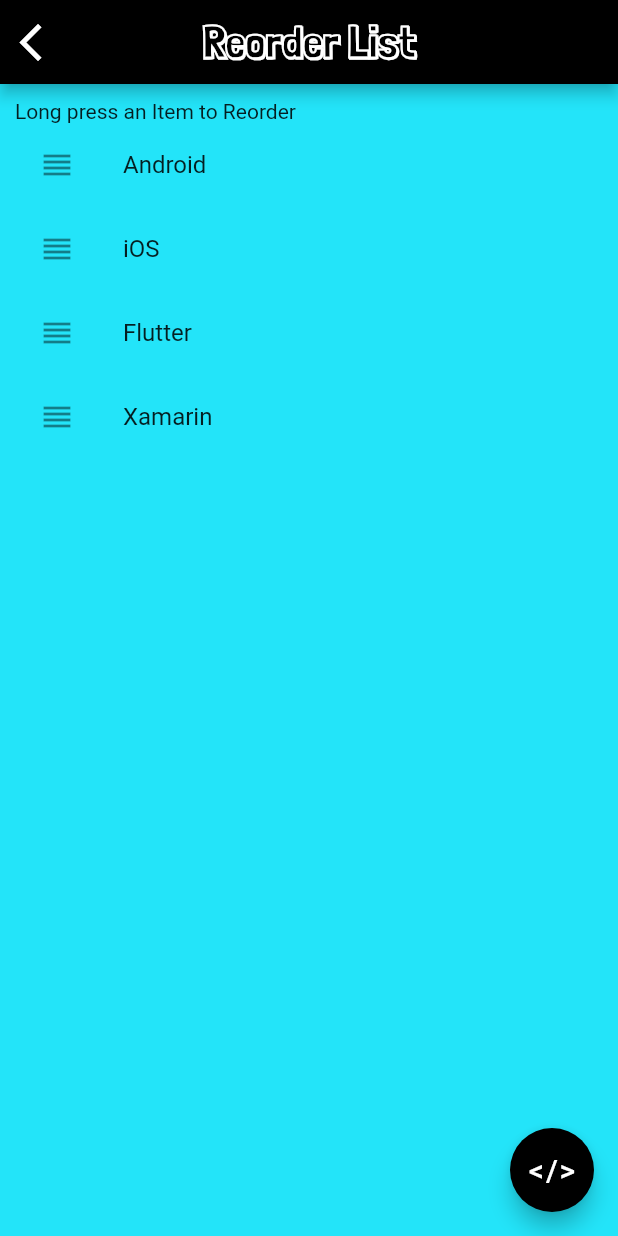
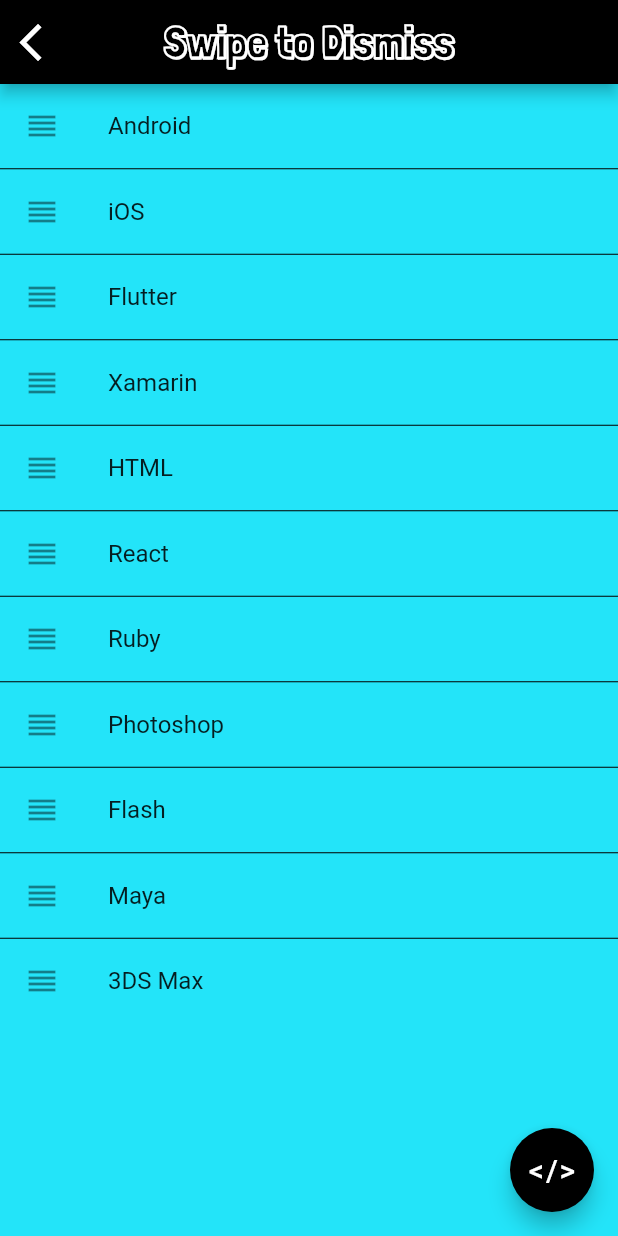
Before and after one commit to Sivaranjan89/FlutterGallery, a Flutter app: the PreviewSwipeDismiss screen opened directly, on a phone screen of 412 x 824 dp. Run offline on Flutter 3.47's test engine with Material 2 defaults, Android fonts, the phone set to English and light mode, and no system bars; our stand-ins replace webview_flutter.

```diff
--- a/lib/list/swipe_dismiss.dart
+++ b/lib/list/swipe_dismiss.dart
@@ -16,7 +16,7 @@ class PreviewSwipeDismiss extends StatefulWidget {
 
 class _State extends State<PreviewSwipeDismiss> {
 
-  var items = ['Android', 'iOS', 'Flutter', 'Xamarin'];
+  var items = ['Android', 'iOS', 'Flutter', 'Xamarin', 'HTML', 'React', 'Ruby', 'Photoshop', 'Flash', 'Maya', '3DS Max'];
 
   GlobalKey<ScaffoldState> scaffoldState = GlobalKey<ScaffoldState>();
 
@@ -30,34 +30,36 @@ class _State extends State<PreviewSwipeDismiss> {
     return Scaffold(
       key: scaffoldState,
       backgroundColor: ApplicationConstants.appBlue,
-      appBar: PreviewAppBar(appBar: AppBar(), title: 'Reorder List'),
+      appBar: PreviewAppBar(appBar: AppBar(), title: 'Swipe to Dismiss'),
       floatingActionButton: FloatingActionButton(
         backgroundColor: Colors.black, child: Text('</>', style: TextStyle(color: Colors.white, fontSize: 20)), onPressed: () {showCode();},
       ),
-      body: ReorderableListView(
-        padding: EdgeInsets.all(10),
-        scrollDirection: Axis.vertical,
-        header: Text('Long press an Item to Reorder'),
-        onReorder: (oldvalue, newvalue) {
-          setState(() {
-            if (newvalue > oldvalue) {
-              newvalue = newvalue - 1;
-            }
-
-            String item = items[oldvalue];
-            items.removeAt(oldvalue);
-            items.insert(newvalue, item);
-          });
-        },
-        children: List.generate(items.length, (index) {
-          return ListTile(title: Text(items[index]), leading: Icon(Icons.reorder), key: ValueKey(index));
-        }),
-      ),
+      body: ListView.separated(
+          itemCount: items.length,
+          separatorBuilder: (context, index) {
+            return Divider(color: Colors.black, height: 1);
+          },
+          itemBuilder: (context, index) {
+            return Dismissible(
+              key: ValueKey(index),
+              child: ListTile(title: Text(items[index]), leading: Icon(Icons.reorder)),
+              background: Container(color: Colors.white),
+              secondaryBackground: Container(color: Colors.black),
+              onDismissed: (direction) {
+                if(direction == DismissDirection.endToStart) { //Swipe from right to left
+                  //Implement your action here
+                }
+                else { //Swipe from left to right
+                  //Implement your action here
+                }
+              },
+            );
+          }),
     );
   }
 
   void showCode() {
-    Dialog dialog = ApplicationConstants.getCodeDialog('https://docs.google.com/document/d/e/2PACX-1vTiwOIPz2VR6Y7bv50sIOJ4jUnaWiYWdmhsgbVgeIkTZf2kwb1XHGB6RQwT_0pfRsr49LrrMNLLYSZE/pub');
+    Dialog dialog = ApplicationConstants.getCodeDialog('https://docs.google.com/document/d/e/2PACX-1vTRHLH6OWYBn-TcaM1iBQUUEeBZ0q7CLsma6L2RsdgRWeAsn76SPrlsBvecCxMF4EUPVsyEZHIGXQID/pub');
     showDialog(context: context, builder: (context) => dialog);
   }
 }
--- a/pubspec.yaml
+++ b/pubspec.yaml
@@ -45,6 +45,9 @@ flutter:
     - assets/images/logo.png
     - assets/images/loading.png
     - assets/images/wall.jpg
+    - assets/images/lion.png
+    - assets/images/croc.png
+    - assets/images/elephant.png
 
   fonts:
     - family: Londrina
```
Also changed, not shown: lib/drag/draggable.dart (added, +117 -0 lines), lib/home/home_page.dart (+38 -1 lines), lib/tabs/bottom_tab_bar.dart (added, +65 -0 lines).
